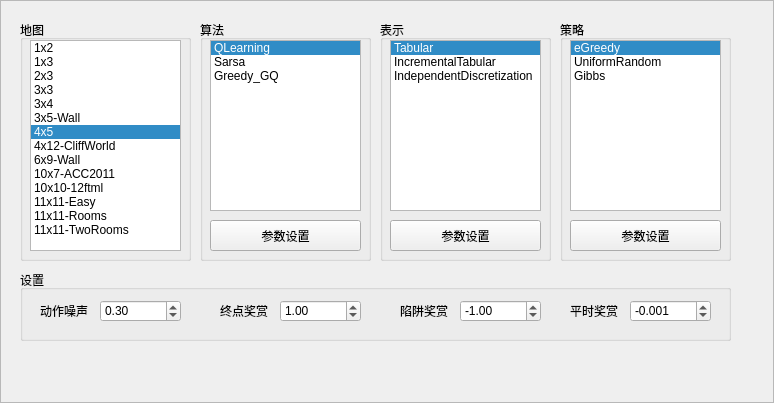
This is sdrl/Gui/Domains/GridWorldFrame.ui in incumbent/sdrl as Qt 5 draws it before an edit. The edited form follows.
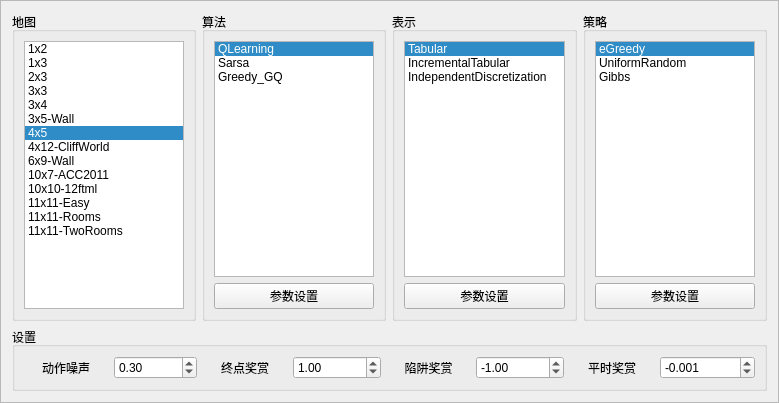
This is the edited form.

Patch:
```diff
--- a/sdrl/Gui/Domains/GridWorldFrame.ui
+++ b/sdrl/Gui/Domains/GridWorldFrame.ui
@@ -6,7 +6,7 @@
    <rect>
     <x>0</x>
     <y>0</y>
-    <width>774</width>
+    <width>779</width>
     <height>403</height>
    </rect>
   </property>
@@ -19,27 +19,15 @@
   <property name="frameShadow">
    <enum>QFrame::Raised</enum>
   </property>
+  <layout class="QGridLayout" name="gridLayout">
+   <item row="0" column="0">
   <widget class="QGroupBox" name="groupBox">
-   <property name="geometry">
-    <rect>
-     <x>20</x>
-     <y>20</y>
-     <width>171</width>
-     <height>241</height>
-    </rect>
-   </property>
    <property name="title">
     <string>地图</string>
    </property>
+     <layout class="QVBoxLayout" name="verticalLayout">
+      <item>
    <widget class="QListWidget" name="lstMap">
-    <property name="geometry">
-     <rect>
-      <x>10</x>
-      <y>20</y>
-      <width>151</width>
-      <height>211</height>
-     </rect>
-    </property>
     <property name="currentRow">
      <number>6</number>
     </property>
@@ -114,28 +102,18 @@
      </property>
     </item>
    </widget>
-  </widget>
+      </item>
+     </layout>
+    </widget>
+   </item>
+   <item row="0" column="1">
   <widget class="QGroupBox" name="groupBox_2">
-   <property name="geometry">
-    <rect>
-     <x>200</x>
-     <y>20</y>
-     <width>171</width>
-     <height>241</height>
-    </rect>
-   </property>
    <property name="title">
     <string>算法</string>
    </property>
+     <layout class="QVBoxLayout" name="verticalLayout_2">
+      <item>
    <widget class="QListWidget" name="lstAgent">
-    <property name="geometry">
-     <rect>
-      <x>10</x>
-      <y>20</y>
-      <width>151</width>
-      <height>171</height>
-     </rect>
-    </property>
     <property name="currentRow">
      <number>0</number>
     </property>
@@ -155,41 +133,25 @@
      </property>
     </item>
    </widget>
+      </item>
+      <item>
    <widget class="QPushButton" name="btnConfigAgent">
-    <property name="geometry">
-     <rect>
-      <x>10</x>
-      <y>200</y>
-      <width>151</width>
-      <height>31</height>
-     </rect>
-    </property>
     <property name="text">
      <string>参数设置</string>
     </property>
    </widget>
-  </widget>
+      </item>
+     </layout>
+    </widget>
+   </item>
+   <item row="0" column="2">
   <widget class="QGroupBox" name="groupBox_3">
-   <property name="geometry">
-    <rect>
-     <x>380</x>
-     <y>20</y>
-     <width>171</width>
-     <height>241</height>
-    </rect>
-   </property>
    <property name="title">
     <string>表示</string>
    </property>
+     <layout class="QVBoxLayout" name="verticalLayout_3">
+      <item>
    <widget class="QListWidget" name="lstRepresentation">
-    <property name="geometry">
-     <rect>
-      <x>10</x>
-      <y>20</y>
-      <width>151</width>
-      <height>171</height>
-     </rect>
-    </property>
     <property name="currentRow">
      <number>0</number>
     </property>
@@ -209,41 +171,25 @@
      </property>
     </item>
    </widget>
+      </item>
+      <item>
    <widget class="QPushButton" name="btnConfigRepresentation">
-    <property name="geometry">
-     <rect>
-      <x>10</x>
-      <y>200</y>
-      <width>151</width>
-      <height>31</height>
-     </rect>
-    </property>
     <property name="text">
      <string>参数设置</string>
     </property>
    </widget>
-  </widget>
+      </item>
+     </layout>
+    </widget>
+   </item>
+   <item row="0" column="3">
   <widget class="QGroupBox" name="groupBox_4">
-   <property name="geometry">
-    <rect>
-     <x>560</x>
-     <y>20</y>
-     <width>171</width>
-     <height>241</height>
-    </rect>
-   </property>
    <property name="title">
     <string>策略</string>
    </property>
+     <layout class="QVBoxLayout" name="verticalLayout_4">
+      <item>
    <widget class="QListWidget" name="lstPolicy">
-    <property name="geometry">
-     <rect>
-      <x>10</x>
-      <y>20</y>
-      <width>151</width>
-      <height>171</height>
-     </rect>
-    </property>
     <property name="currentRow">
      <number>0</number>
     </property>
@@ -263,54 +209,35 @@
      </property>
     </item>
    </widget>
+      </item>
+      <item>
    <widget class="QPushButton" name="btnConfigPolicy">
-    <property name="geometry">
-     <rect>
-      <x>10</x>
-      <y>200</y>
-      <width>151</width>
-      <height>31</height>
-     </rect>
-    </property>
     <property name="text">
      <string>参数设置</string>
     </property>
    </widget>
-  </widget>
+      </item>
+     </layout>
+    </widget>
+   </item>
+   <item row="1" column="0" colspan="4">
   <widget class="QGroupBox" name="groupBox_5">
-   <property name="geometry">
-    <rect>
-     <x>20</x>
-     <y>270</y>
-     <width>711</width>
-     <height>71</height>
-    </rect>
-   </property>
    <property name="title">
     <string>设置</string>
    </property>
+     <layout class="QHBoxLayout" name="horizontalLayout">
+      <item>
    <widget class="QLabel" name="label">
-    <property name="geometry">
-     <rect>
-      <x>20</x>
-      <y>30</y>
-      <width>54</width>
-      <height>21</height>
-     </rect>
-    </property>
     <property name="text">
      <string>动作噪声</string>
     </property>
-   </widget>
+        <property name="alignment">
+         <set>Qt::AlignCenter</set>
+        </property>
+       </widget>
+      </item>
+      <item>
    <widget class="QDoubleSpinBox" name="spNoise">
-    <property name="geometry">
-     <rect>
-      <x>80</x>
-      <y>30</y>
-      <width>81</width>
-      <height>22</height>
-     </rect>
-    </property>
     <property name="minimum">
      <double>0.000000000000000</double>
     </property>
@@ -324,28 +251,19 @@
      <double>0.300000000000000</double>
     </property>
    </widget>
+      </item>
+      <item>
    <widget class="QLabel" name="label_2">
-    <property name="geometry">
-     <rect>
-      <x>200</x>
-      <y>30</y>
-      <width>54</width>
-      <height>21</height>
-     </rect>
-    </property>
     <property name="text">
      <string>终点奖赏</string>
     </property>
-   </widget>
+        <property name="alignment">
+         <set>Qt::AlignCenter</set>
+        </property>
+       </widget>
+      </item>
+      <item>
    <widget class="QDoubleSpinBox" name="spGoalReward">
-    <property name="geometry">
-     <rect>
-      <x>260</x>
-      <y>30</y>
-      <width>81</width>
-      <height>22</height>
-     </rect>
-    </property>
     <property name="minimum">
      <double>-999999999.000000000000000</double>
     </property>
@@ -356,28 +274,19 @@
      <double>1.000000000000000</double>
     </property>
    </widget>
+      </item>
+      <item>
    <widget class="QLabel" name="label_3">
-    <property name="geometry">
-     <rect>
-      <x>380</x>
-      <y>30</y>
-      <width>54</width>
-      <height>21</height>
-     </rect>
-    </property>
     <property name="text">
      <string>陷阱奖赏</string>
     </property>
-   </widget>
+        <property name="alignment">
+         <set>Qt::AlignCenter</set>
+        </property>
+       </widget>
+      </item>
+      <item>
    <widget class="QDoubleSpinBox" name="spPitReward">
-    <property name="geometry">
-     <rect>
-      <x>440</x>
-      <y>30</y>
-      <width>81</width>
-      <height>22</height>
-     </rect>
-    </property>
     <property name="minimum">
      <double>-999999999.000000000000000</double>
     </property>
@@ -388,28 +297,19 @@
      <double>-1.000000000000000</double>
     </property>
    </widget>
+      </item>
+      <item>
    <widget class="QLabel" name="label_4">
-    <property name="geometry">
-     <rect>
-      <x>550</x>
-      <y>30</y>
-      <width>54</width>
-      <height>21</height>
-     </rect>
-    </property>
     <property name="text">
      <string>平时奖赏</string>
     </property>
-   </widget>
+        <property name="alignment">
+         <set>Qt::AlignCenter</set>
+        </property>
+       </widget>
+      </item>
+      <item>
    <widget class="QDoubleSpinBox" name="spStepReward">
-    <property name="geometry">
-     <rect>
-      <x>610</x>
-      <y>30</y>
-      <width>81</width>
-      <height>22</height>
-     </rect>
-    </property>
     <property name="decimals">
      <number>3</number>
     </property>
@@ -423,7 +323,11 @@
      <double>-0.001000000000000</double>
     </property>
    </widget>
-  </widget>
+      </item>
+     </layout>
+    </widget>
+   </item>
+  </layout>
  </widget>
  <resources/>
  <connections/>
```
Lines whose indentation alone changed are shown as unchanged.
